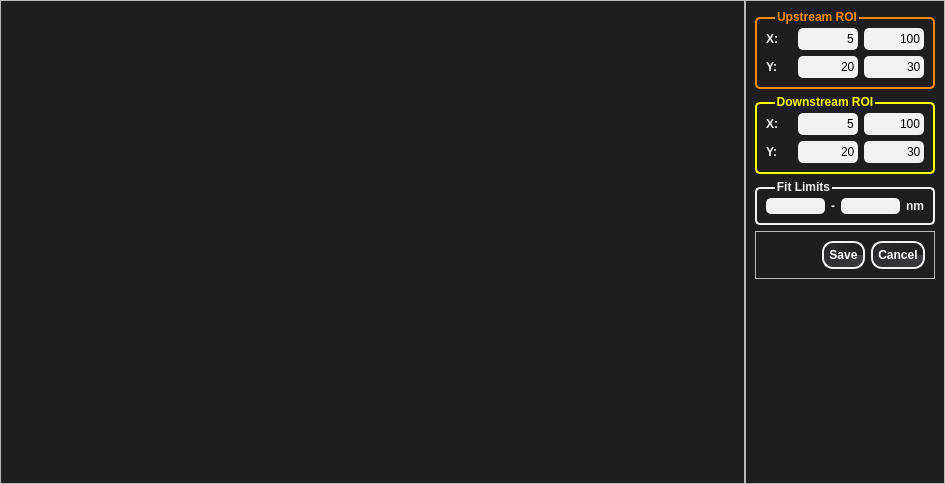
Qt form T-Rax/UIFiles/T_Rax_ROI_Selector.ui (CPrescher/T-rax) before a commit.
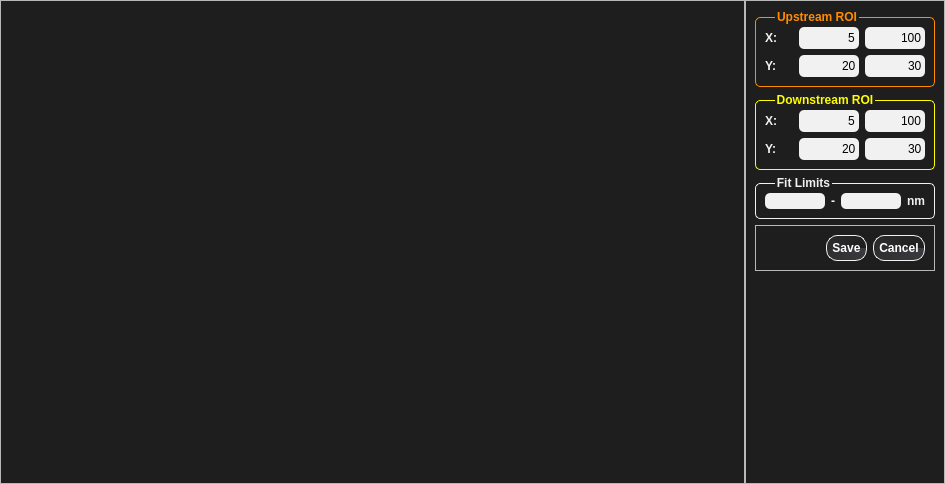
The same form after that commit.

```diff
--- a/T-Rax/UIFiles/T_Rax_ROI_Selector.ui
+++ b/T-Rax/UIFiles/T_Rax_ROI_Selector.ui
@@ -35,7 +35,7 @@
 QPushButton{
 	color:white;
 	border-color: black;
-	border: 2px solid #F1F1F1;
+	border: 1px solid #F1F1F1;
 	border-radius: 11px;
 	font-weight: bold;
 	padding: 5px;
@@ -47,13 +47,13 @@
 	margin: 0.5px;
 }
 
-QPushPutton::press{
-   border:2px solid #fff;
+QPushPutton::pressed{
+   border:1px solid #fff;
 	margin: 2px;
 }
 
 QGroupBox {
-	border: 2px solid #F1F1F1;
+	border: 1px solid #F1F1F1;
 	border-radius: 5px;
 	margin-top: 7px;
 	padding: 0px
@@ -65,11 +65,11 @@
 
 #downstream_roi_box{
 	color:  rgba(255,255,0,255);
-	border: 2px solid rgba(255,255,0,255);
+	border: 1px solid rgba(255,255,0,255);
 }
 #upstream_roi_box {
 	color: rgba(255,140,0,255);
-	border: 2px solid rgba(255,140,0,255);
+	border: 1px solid rgba(255,140,0,255);
 }
 </string>
   </property>
```
Left out of the diff: 2 changed lines with no effect on the pictures.
